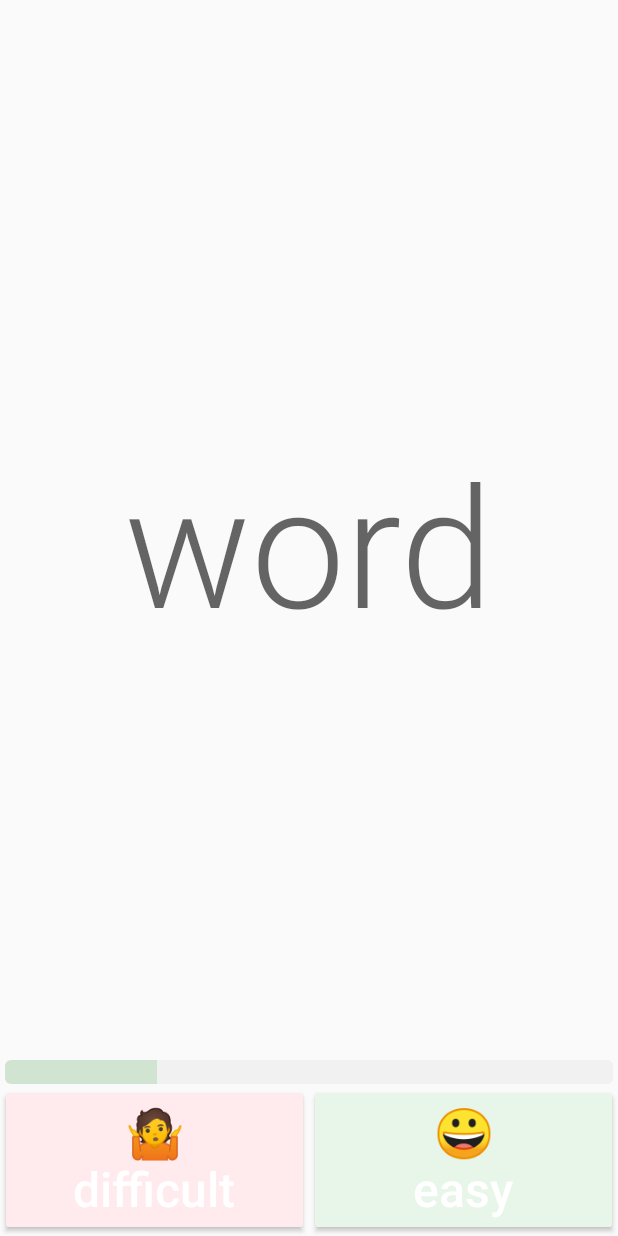
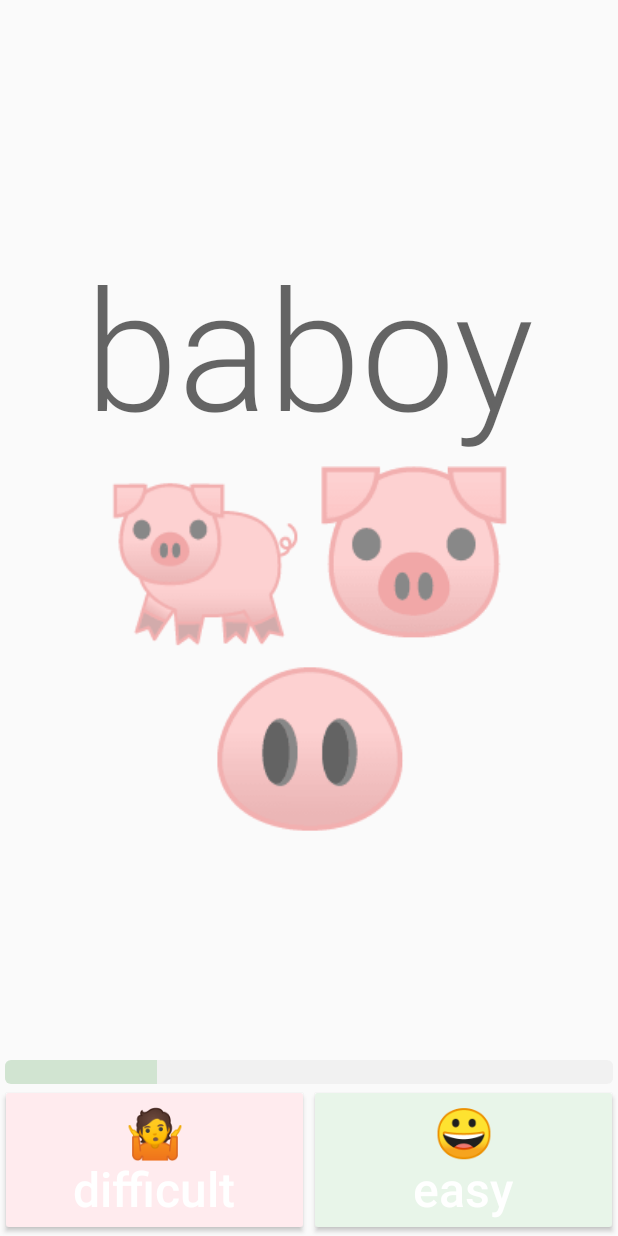
Before and after one commit to elimu-ai/kukariri, an Android app: the layout activity_word_assessment.xml on its own in the app's theme, with its tools: preview values and no code run, on a phone screen of 412 x 824 dp. Run offline under Robolectric (Android 15) with nearby library versions, the light colour scheme and no system bars.

Commit message:
#9 Add "show answer" button
- Display Emojis labeled by Word

```diff
--- a/app/src/main/res/layout/activity_word_assessment.xml
+++ b/app/src/main/res/layout/activity_word_assessment.xml
@@ -14,7 +14,8 @@
         app:layout_constraintTop_toTopOf="parent"
         android:layout_width="wrap_content"
         android:layout_height="wrap_content"
-        android:text="word"
+        android:text="baboy\n🐖🐷🐽"
+        android:textAlignment="center"
         android:textAppearance="@style/TextAppearance.AppCompat.Display4" />
 
     <ProgressBar
```
